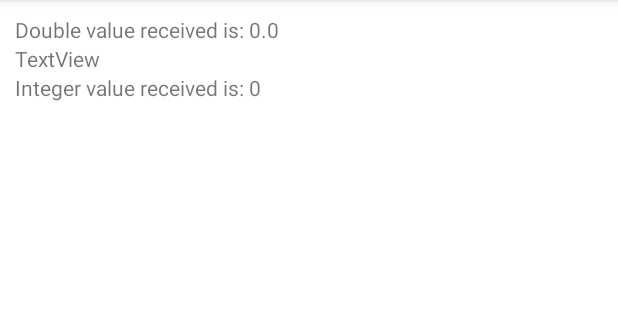
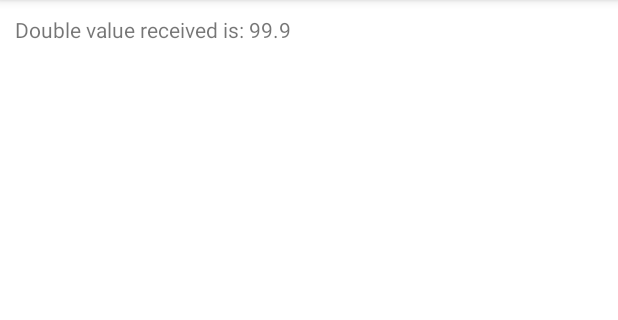
Before and after one commit to HazelHeng222/DemoDataPassingTest, an Android app: the screen it shows after launch (SecondActivity), after a tap on "PASS DOUBLE VALUE TO 2ND ACTIVITY", on a phone screen of 412 x 824 dp, the part 84-404 px from its top. Run offline under Robolectric (Android 15) with nearby library versions, the phone set to English and light mode, and no system bars.

Commit message:
Note: Apologies for the late submission sir... I understand the penalties for late submission.
I was stressed before the deadline but I found out that (if) conditions are needed to filter out the different values from MainActivity.java to SecondActivity.java (supposed to be AnswersActivity but lazy change name)
The if conditions are whether variable value equals to intent "value:" from the unique envelopes of content. And the text will display based on the content.

activity_main.xml change txtPassDub's layout_width to wrap_content so that gravity works.

I still don't know what the new vcs.xml is, but it seems like it will always be added for new commit

```diff
--- a/app/src/main/java/sg/edu/ep/c346/id20029318/demodatapassingtest/MainActivity.java
+++ b/app/src/main/java/sg/edu/ep/c346/id20029318/demodatapassingtest/MainActivity.java
@@ -40,7 +40,7 @@ public class MainActivity extends AppCompatActivity {
             @Override
             public void onClick(View view) {
                 Intent iChar = new Intent(MainActivity.this, SecondActivity.class);
-                iChar.putExtra("cVal", 'a');
+                iChar.putExtra("value", 'a');
                 startActivity(iChar);
             }
         });
@@ -49,7 +49,7 @@ public class MainActivity extends AppCompatActivity {
             @Override
             public void onClick(View view) {
                 Intent intent = new Intent(MainActivity.this, SecondActivity.class);
-                intent.putExtra("dVal", 99.9);
+                intent.putExtra("value", 99.9);
                 startActivity(intent);
             }
         });
--- a/app/src/main/java/sg/edu/ep/c346/id20029318/demodatapassingtest/SecondActivity.java
+++ b/app/src/main/java/sg/edu/ep/c346/id20029318/demodatapassingtest/SecondActivity.java
@@ -10,9 +10,9 @@ import android.widget.TextView;
 public class SecondActivity extends AppCompatActivity {
 
     //Step 1 initialise
-    TextView txtChar;
-    TextView txtInt;
-    TextView txtDub;
+    TextView tvAnswer;
+
+
 
     @Override
     protected void onCreate(Bundle savedInstanceState) {
@@ -20,29 +20,23 @@ public class SecondActivity extends AppCompatActivity {
         setContentView(R.layout.activity_second);
 
         //Step 2 declare
-        txtChar = findViewById(R.id.txtPassDub);
-        txtInt = findViewById(R.id.txtPassInt);
-        txtDub = findViewById(R.id.txtPassDub);
+        tvAnswer = findViewById(R.id.txtPass);
 
         //Step 3 logic
         Intent intentReceived = getIntent();
-        int value = intentReceived.getIntExtra("value", 0);
-        txtInt.setText("Integer value received is: " + value);
+        int iVal = intentReceived.getIntExtra("value", 0);
+        char cVal = intentReceived.getCharExtra("value", '0');
+        double dVal = intentReceived.getDoubleExtra("value", 0.0);
+        if (iVal == 1) {
+            tvAnswer.setText("Integer value received is: " + iVal);
+        }
 
-        char cVal = intentReceived.getCharExtra("cVal", '0');
-        txtChar.setText("Character value received is: " + cVal);
+        if (cVal == 'a'){
+            tvAnswer.setText("Character value received is: " + cVal);
+        }
 
-        double dVal = intentReceived.getIntExtra("dVal", 0);
-        txtDub.setText("Double value received is: " + dVal);
-
-
-
-
-
-
-
-
-
-
+        if (dVal == 99.9) {
+            tvAnswer.setText("Double value received is: " + dVal);
+        }
     }
 }
--- a/app/src/main/res/layout/activity_main.xml
+++ b/app/src/main/res/layout/activity_main.xml
@@ -22,7 +22,8 @@
 
     <TextView
         android:id="@+id/txtPassDub"
-        android:layout_width="match_parent"
+        android:layout_width="wrap_content"
         android:layout_height="wrap_content"
-        android:text="@string/txtFloat" />
+        android:text="@string/txtFloat"
+        android:layout_gravity="center"/>
 </LinearLayout>
--- a/app/src/main/res/layout/activity_second.xml
+++ b/app/src/main/res/layout/activity_second.xml
@@ -8,21 +8,11 @@
     android:orientation="vertical"
     android:padding="10dp">
 
-    <TextView
-        android:id="@+id/txtPassDub"
-        android:layout_width="match_parent"
-        android:layout_height="wrap_content"
-        android:text="@string/txtFloat" />
 
     <TextView
-        android:id="@+id/txtPassChar"
+        android:id="@+id/txtPass"
         android:layout_width="match_parent"
         android:layout_height="wrap_content"
         android:text="TextView" />
 
-    <TextView
-        android:id="@+id/txtPassInt"
-        android:layout_width="match_parent"
-        android:layout_height="wrap_content"
-        android:text="TextView" />
 </LinearLayout>
```
